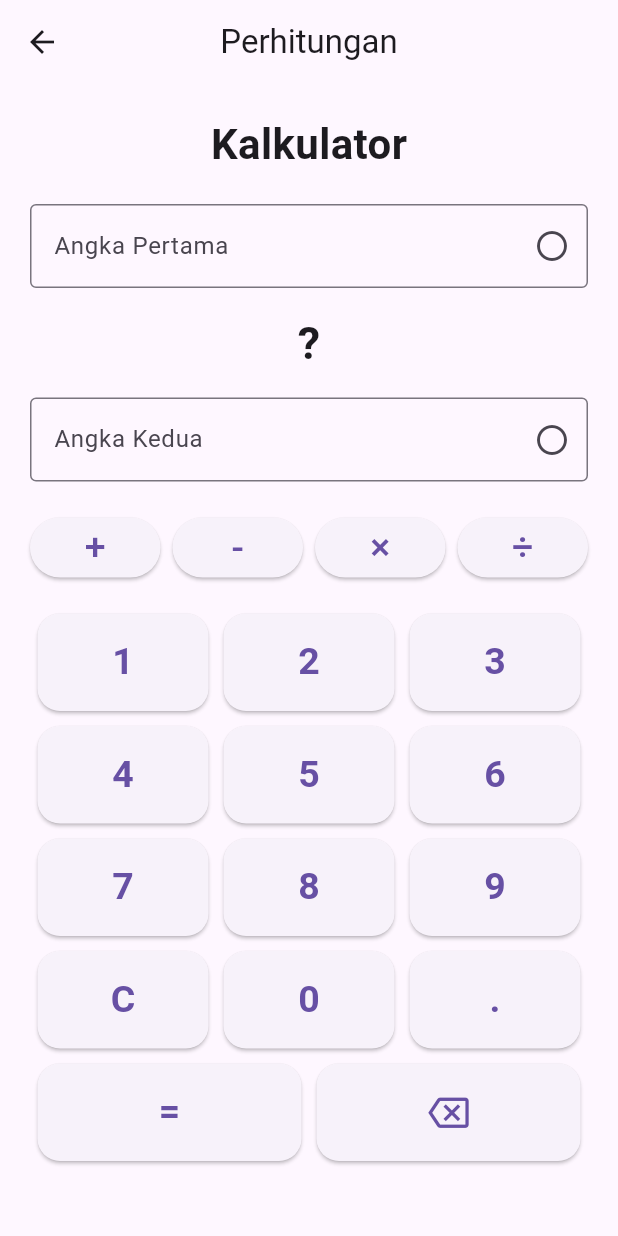
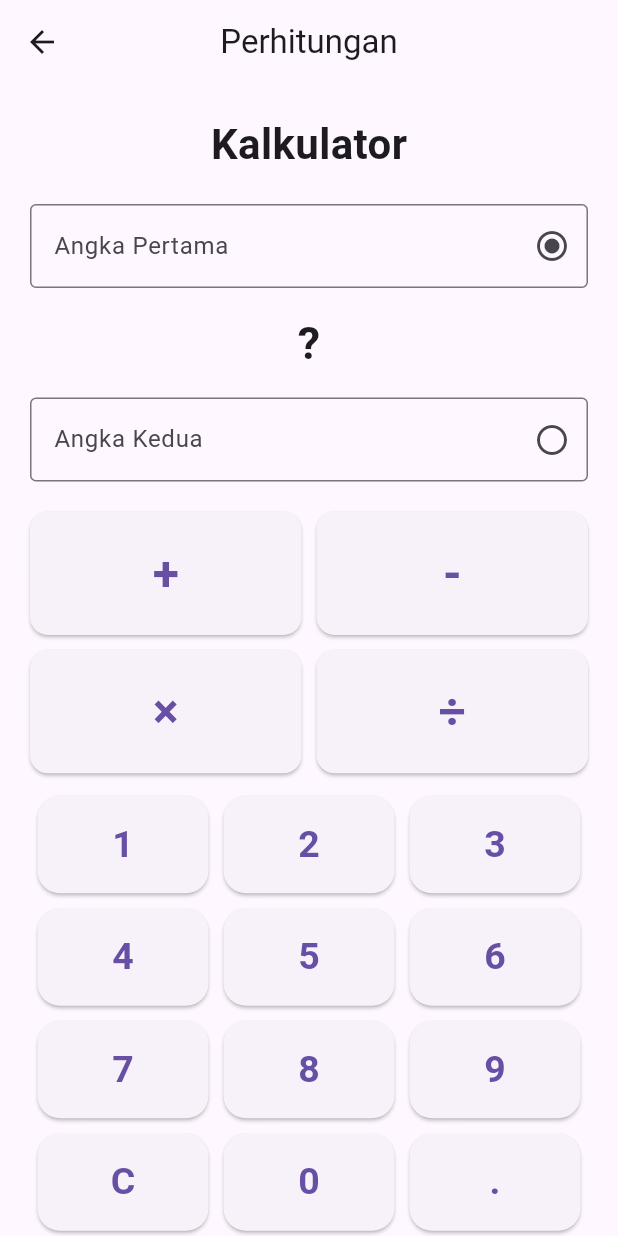
Before and after one commit to ikram816/MattApp, a Flutter app: the PerhitunganPage screen opened directly, on a phone screen of 412 x 824 dp. Run offline on Flutter 3.47's test engine with Material 3 defaults, Android fonts, the phone set to English and light mode, and no system bars.

Commit message:
Perbaikan logika operasi, tipe bilangan dan tampilan halaman perhitungan

```diff
--- a/lib/pages/perhitungan.dart
+++ b/lib/pages/perhitungan.dart
@@ -1,4 +1,5 @@
 import 'package:flutter/material.dart';
+import 'package:flutter/services.dart';
 import 'tombol_angka.dart';
 
 class PerhitunganPage extends StatefulWidget {
@@ -18,33 +19,41 @@ class _PerhitunganPageState extends State<PerhitunganPage> {
   TextEditingController? inputAktif;
 
   @override
+  void initState() {
+    super.initState();
+    // Default fokus ke angka pertama saat pertama kali dibuka
+    inputAktif = angka1Controller;
+  }
+
+  @override
   void dispose() {
     angka1Controller.dispose();
     angka2Controller.dispose();
     super.dispose();
   }
 
-  // Memasukkan angka
+  // Sanitasi teks (mengubah koma menjadi titik)
+  String _normalizeInput(String text) {
+    return text.replaceAll(',', '.').trim();
+  }
+
+  // Memasukkan angka via Keypad
   void masukkanAngka(String angka) {
     if (inputAktif == null) return;
 
     setState(() {
       inputAktif!.text += angka;
-
       inputAktif!.selection = TextSelection.fromPosition(
-        TextPosition(
-          offset: inputAktif!.text.length,
-        ),
+        TextPosition(offset: inputAktif!.text.length),
       );
     });
   }
 
-  // Tombol titik
+  // Tombol titik / koma via Keypad
   void masukkanTitik() {
     if (inputAktif == null) return;
 
-    // Supaya titik tidak bisa dimasukkan dua kali
-    if (inputAktif!.text.contains('.')) return;
+    if (inputAktif!.text.contains('.') || inputAktif!.text.contains(',')) return;
 
     setState(() {
       if (inputAktif!.text.isEmpty) {
@@ -52,6 +61,9 @@ class _PerhitunganPageState extends State<PerhitunganPage> {
       } else {
         inputAktif!.text += '.';
       }
+      inputAktif!.selection = TextSelection.fromPosition(
+        TextPosition(offset: inputAktif!.text.length),
+      );
     });
   }
 
@@ -65,25 +77,27 @@ class _PerhitunganPageState extends State<PerhitunganPage> {
           0,
           inputAktif!.text.length - 1,
         );
+        inputAktif!.selection = TextSelection.fromPosition(
+          TextPosition(offset: inputAktif!.text.length),
+        );
       });
     }
   }
 
-  // Tombol C
+  // Tombol Clear (C)
   void clearAngka() {
     setState(() {
       angka1Controller.clear();
       angka2Controller.clear();
       operasi = '';
       hasil = '';
+      inputAktif = angka1Controller;
     });
   }
 
   // Pilih operasi
   void pilihOperasi(String op) {
-    if (angka1Controller.text.isEmpty) {
-      return;
-    }
+    if (angka1Controller.text.isEmpty) return;
 
     setState(() {
       operasi = op;
@@ -91,17 +105,12 @@ class _PerhitunganPageState extends State<PerhitunganPage> {
     });
   }
 
-  // Tombol =
+  // Menghitung hasil dengan dukungan BigInt (presisi panjang) dan Double
   void hitungHasil() {
-    double? angka1 = double.tryParse(
-      angka1Controller.text,
-    );
+    String str1 = _normalizeInput(angka1Controller.text);
+    String str2 = _normalizeInput(angka2Controller.text);
 
-    double? angka2 = double.tryParse(
-      angka2Controller.text,
-    );
-
-    if (angka1 == null || angka2 == null) {
+    if (str1.isEmpty || str2.isEmpty) {
       setState(() {
         hasil = 'Masukkan kedua angka!';
       });
@@ -115,36 +124,72 @@ class _PerhitunganPageState extends State<PerhitunganPage> {
       return;
     }
 
-    double nilaiHasil = 0;
+    bool isDouble = str1.contains('.') || str2.contains('.');
+
+    try {
+      if (!isDouble) {
+        // Menggunakan BigInt agar mendukung angka > 15 digit tanpa batas
+        BigInt n1 = BigInt.parse(str1);
+        BigInt n2 = BigInt.parse(str2);
+        BigInt res = BigInt.zero;
 
         switch (operasi) {
           case '+':
-        nilaiHasil = angka1 + angka2;
+            res = n1 + n2;
             break;
-
           case '-':
-        nilaiHasil = angka1 - angka2;
+            res = n1 - n2;
             break;
-
           case '×':
-        nilaiHasil = angka1 * angka2;
+            res = n1 * n2;
             break;
-
           case '÷':
-        if (angka2 == 0) {
-          setState(() {
-            hasil = 'Tidak bisa dibagi dengan 0!';
-          });
+            if (n2 == BigInt.zero) {
+              setState(() => hasil = 'Tidak bisa dibagi dengan 0!');
               return;
             }
-
-        nilaiHasil = angka1 / angka2;
+            // Jika pembagian tidak habis, ubah ke double
+            if (n1 % n2 != BigInt.zero) {
+              double resDouble = n1.toDouble() / n2.toDouble();
+              setState(() => hasil = 'Hasil: $resDouble');
+              return;
+            } else {
+              res = n1 ~/ n2;
+            }
             break;
         }
+        setState(() => hasil = 'Hasil: $res');
+      } else {
+        // Menggunakan Double untuk angka desimal
+        double n1 = double.parse(str1);
+        double n2 = double.parse(str2);
+        double res = 0;
 
+        switch (operasi) {
+          case '+':
+            res = n1 + n2;
+            break;
+          case '-':
+            res = n1 - n2;
+            break;
+          case '×':
+            res = n1 * n2;
+            break;
+          case '÷':
+            if (n2 == 0) {
+              setState(() => hasil = 'Tidak bisa dibagi dengan 0!');
+              return;
+            }
+            res = n1 / n2;
+            break;
+        }
+        setState(() => hasil = 'Hasil: $res');
+      }
+    } catch (e) {
       setState(() {
-      hasil = 'Hasil: $nilaiHasil';
+        hasil = 'Format angka tidak valid!';
       });
+    }
   }
 
   @override
@@ -154,10 +199,8 @@ class _PerhitunganPageState extends State<PerhitunganPage> {
         title: const Text('Perhitungan'),
         centerTitle: true,
       ),
-
       body: SingleChildScrollView(
         padding: const EdgeInsets.all(20),
-
         child: Column(
           children: [
             const Text(
@@ -167,18 +210,21 @@ class _PerhitunganPageState extends State<PerhitunganPage> {
                 fontWeight: FontWeight.bold,
               ),
             ),
-
             const SizedBox(height: 20),
 
-            // Angka pertama
+            // Angka Pertama
             TextField(
               controller: angka1Controller,
-              readOnly: true,
+              keyboardType: const TextInputType.numberWithOptions(decimal: true),
+              inputFormatters: [
+                FilteringTextInputFormatter.allow(RegExp(r'[0-9.,]')),
+              ],
               onTap: () {
                 setState(() {
                   inputAktif = angka1Controller;
                 });
               },
+              onChanged: (_) => setState(() {}),
               decoration: InputDecoration(
                 labelText: 'Angka Pertama',
                 border: const OutlineInputBorder(),
@@ -192,7 +238,7 @@ class _PerhitunganPageState extends State<PerhitunganPage> {
 
             const SizedBox(height: 15),
 
-            // Operasi yang dipilih
+            // Indicator Operasi
             Text(
               operasi.isEmpty ? '?' : operasi,
               style: const TextStyle(
@@ -203,15 +249,19 @@ class _PerhitunganPageState extends State<PerhitunganPage> {
 
             const SizedBox(height: 15),
 
-            // Angka kedua
+            // Angka Kedua
             TextField(
               controller: angka2Controller,
-              readOnly: true,
+              keyboardType: const TextInputType.numberWithOptions(decimal: true),
+              inputFormatters: [
+                FilteringTextInputFormatter.allow(RegExp(r'[0-9.,]')),
+              ],
               onTap: () {
                 setState(() {
                   inputAktif = angka2Controller;
                 });
               },
+              onChanged: (_) => setState(() {}),
               decoration: InputDecoration(
                 labelText: 'Angka Kedua',
                 border: const OutlineInputBorder(),
@@ -225,52 +275,44 @@ class _PerhitunganPageState extends State<PerhitunganPage> {
 
             const SizedBox(height: 20),
 
-            // OPERASI
-            Row(
-              children: [
-                Expanded(
-                  child: ElevatedButton(
-                    onPressed: () => pilihOperasi('+'),
-                    child: const Text(
-                      '+',
-                      style: TextStyle(fontSize: 25),
+            // HASIL OPERASI
+            if (hasil.isNotEmpty) ...[
+              Container(
+                width: double.infinity,
+                padding: const EdgeInsets.all(12),
+                decoration: BoxDecoration(
+                  color: Colors.grey.shade200,
+                  borderRadius: BorderRadius.circular(8),
+                ),
+                child: Text(
+                  hasil,
+                  textAlign: TextAlign.center,
+                  style: const TextStyle(
+                    fontSize: 22,
+                    fontWeight: FontWeight.bold,
                   ),
                 ),
               ),
-                const SizedBox(width: 8),
-                Expanded(
-                  child: ElevatedButton(
-                    onPressed: () => pilihOperasi('-'),
-                    child: const Text(
-                      '-',
-                      style: TextStyle(fontSize: 25),
-                    ),
-                  ),
-                ),
-                const SizedBox(width: 8),
-                Expanded(
-                  child: ElevatedButton(
-                    onPressed: () => pilihOperasi('×'),
-                    child: const Text(
-                      '×',
-                      style: TextStyle(fontSize: 25),
-                    ),
-                  ),
-                ),
-                const SizedBox(width: 8),
-                Expanded(
-                  child: ElevatedButton(
-                    onPressed: () => pilihOperasi('÷'),
-                    child: const Text(
-                      '÷',
-                      style: TextStyle(fontSize: 25),
-                    ),
-                  ),
-                ),
+              const SizedBox(height: 20),
+            ],
+
+            // TOMBOL OPERASI grid 2x2
+            GridView.count(
+              shrinkWrap: true,
+              physics: const NeverScrollableScrollPhysics(),
+              crossAxisCount: 2,
+              mainAxisSpacing: 10,
+              crossAxisSpacing: 10,
+              childAspectRatio: 2.2,
+              children: [
+                _buildOperationButton('+'),
+                _buildOperationButton('-'),
+                _buildOperationButton('×'),
+                _buildOperationButton('÷'),
               ],
             ),
 
-            const SizedBox(height: 15),
+            const SizedBox(height: 10),
 
             // KEYPAD
             NumericKeypad(
@@ -280,21 +322,28 @@ class _PerhitunganPageState extends State<PerhitunganPage> {
               onDot: masukkanTitik,
               onEquals: hitungHasil,
             ),
-
-            const SizedBox(height: 25),
-
-            // HASIL
-            Text(
-              hasil,
-              textAlign: TextAlign.center,
-              style: const TextStyle(
-                fontSize: 24,
-                fontWeight: FontWeight.bold,
-              ),
-            ),
           ],
         ),
       ),
     );
   }
+
+  // Widget Pembantu untuk Membuat Tombol Operasi Besar
+  Widget _buildOperationButton(String symbol) {
+    bool isSelected = operasi == symbol;
+    return ElevatedButton(
+      style: ElevatedButton.styleFrom(
+        backgroundColor: isSelected ? Color(0xFF78909C) : null,
+        foregroundColor: isSelected ? Colors.white : null,
+        shape: RoundedRectangleBorder(
+          borderRadius: BorderRadius.circular(12),
+        ),
+      ),
+      onPressed: () => pilihOperasi(symbol),
+      child: Text(
+        symbol,
+        style: const TextStyle(fontSize: 32, fontWeight: FontWeight.bold),
+      ),
+    );
   }
+}
```
Lines whose indentation alone changed are shown as unchanged.
